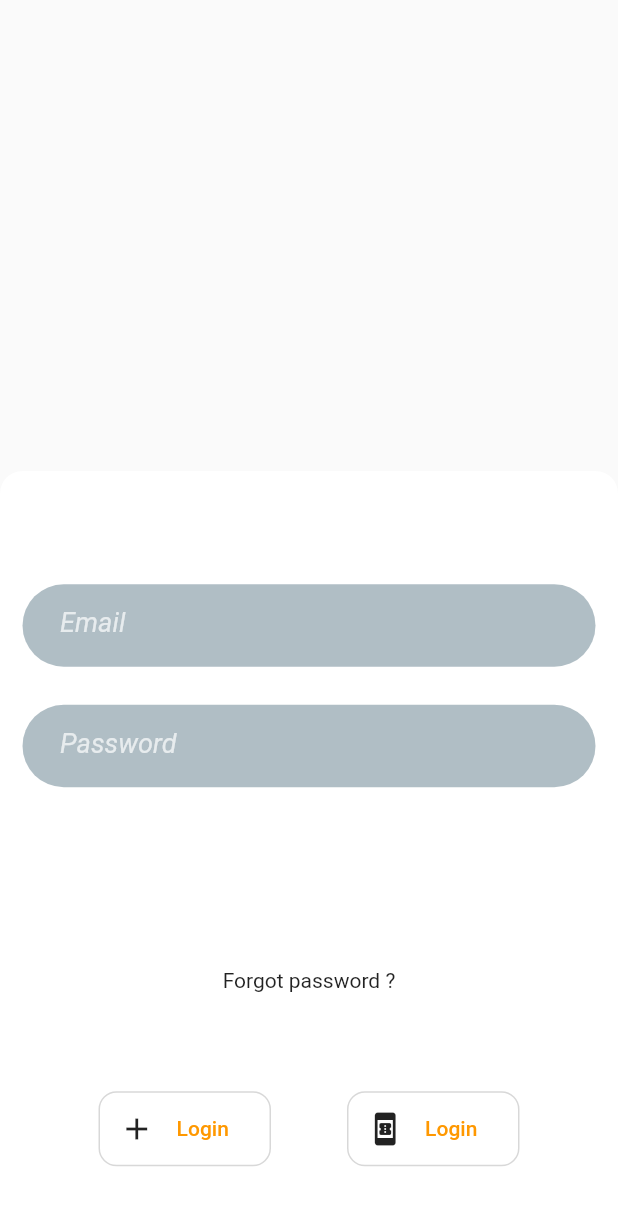
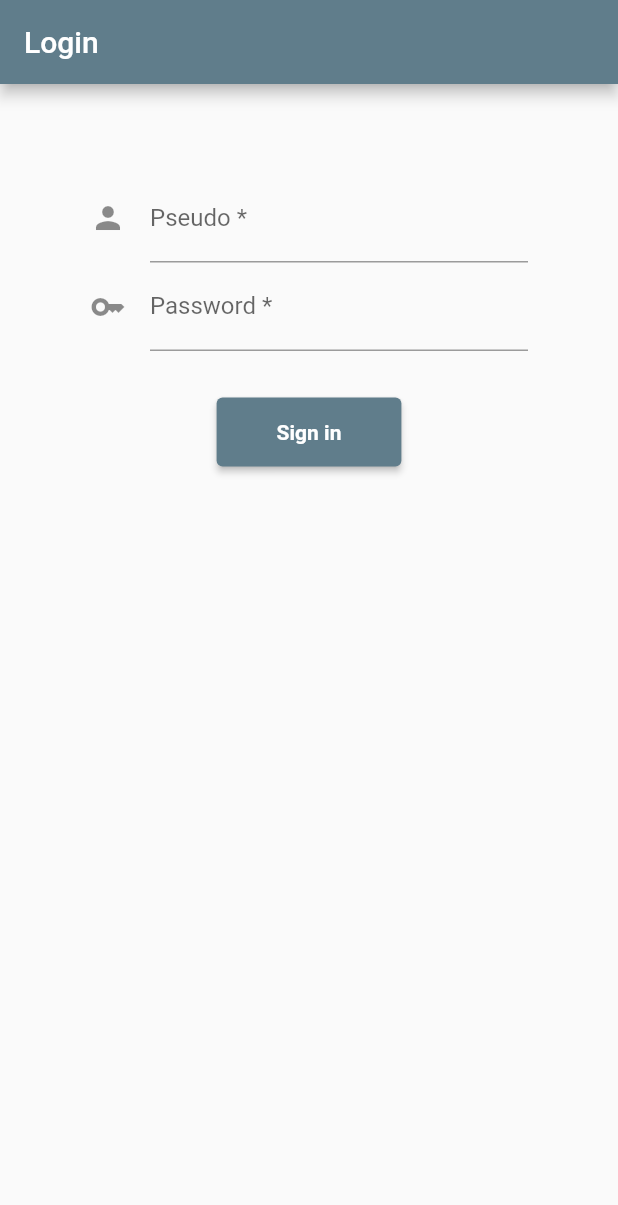
Before and after one commit to robinarmingaud/Secured-basic-app, a Flutter app: the screen it shows after launch, on a phone screen of 412 x 824 dp. Shown: the top 1205 px of the screen. Run offline on Flutter 3.47's test engine with Material 2 defaults, Android fonts, the phone set to English and light mode, and no system bars.

Commit message:
front : login page

```diff
--- a/app/lib/main.dart
+++ b/app/lib/main.dart
@@ -18,7 +18,7 @@ class MyApp extends StatelessWidget {
   @override
   Widget build(BuildContext context) {
     return MaterialApp(
-        title: 'Flutter Demo',
+      title: 'AppScale',
       theme: ThemeData(
         // This is the theme of your application.
         //
@@ -29,11 +29,11 @@ class MyApp extends StatelessWidget {
         // or simply save your changes to "hot reload" in a Flutter IDE).
         // Notice that the counter didn't reset back to zero; the application
         // is not restarted.
-          primarySwatch: Colors.orange,
+        primarySwatch: Colors.blueGrey,
       ),
       routes: {
-          LoginScreen.routeName: (context) => LoginScreen(),
-          DirectoryPage.routeName:(context) => const DirectoryPage(directory: [
+        LoginPage.routeName: (context) => LoginPage(),
+        DirectoryPage.routeName: (context) => const DirectoryPage(directory: [
               Profile(
                   "Brad",
                   "Pitt",
@@ -46,7 +46,7 @@ class MyApp extends StatelessWidget {
                   "George Timothy Clooney (born May 6, 1961) is an American actor and filmmaker. He is the recipient of numerous accolades, including a British Academy Film Award, four Golden Globe Awards, and two Academy Awards, one for his acting and the other as a producer."),
             ])
       },
-        home: LoginScreen(),
+      home: LoginPage(),
     );
   }
 }
--- a/app/lib/views/login_page.dart
+++ b/app/lib/views/login_page.dart
@@ -1,100 +1,70 @@
 import 'package:flutter/material.dart';
 
-class LoginScreen extends StatelessWidget {
+class LoginPage extends StatefulWidget {
+  static const routeName = '/login-page';
 
-  static const routeName = '/login-screen';
+  const LoginPage({Key? key}) : super(key: key);
 
-  final emailController = TextEditingController();
-  final passwordController = TextEditingController();
+  @override
+  State<LoginPage> createState() => _LoginPageState();
+}
 
-  Widget login(IconData icon) {
-    return Container(
-      height: 50,
-      width: 115,
-      decoration: BoxDecoration(
-        border: Border.all(color: Colors.grey.withOpacity(0.4), width: 1),
-        borderRadius: BorderRadius.circular(12),
-      ),
-      child: Row(
-        mainAxisAlignment: MainAxisAlignment.center,
-        children: [
-          Icon(icon, size: 24),
-          TextButton(onPressed: () {}, child: Text('Login')),
-        ],
-      ),
-    );
-  }
-
-  Widget userInput(TextEditingController userInput, String hintTitle, TextInputType keyboardType) {
-    return Container(
-      height: 55,
-      margin: EdgeInsets.only(bottom: 15),
-      decoration: BoxDecoration(color: Colors.blueGrey.shade200, borderRadius: BorderRadius.circular(30)),
-      child: Padding(
-        padding: const EdgeInsets.only(left: 25.0, top: 15, right: 25),
-        child: TextField(
-          controller: userInput,
-          autocorrect: false,
-          enableSuggestions: false,
-          autofocus: false,
-          decoration: InputDecoration.collapsed(
-            hintText: hintTitle,
-            hintStyle: TextStyle(fontSize: 18, color: Colors.white70, fontStyle: FontStyle.italic),
-          ),
-          keyboardType: keyboardType,
-        ),
-      ),
-    );
-  }
+class _LoginPageState extends State<LoginPage> {
+  final _formKey = GlobalKey<FormState>();
+  var rememberValue = false;
 
   @override
   Widget build(BuildContext context) {
     return Scaffold(
-      body: Container(
-        child: Column(
-          mainAxisAlignment: MainAxisAlignment.end,
-          children: [
-            Container(
-              height: 510,
-              width: double.infinity,
-              decoration: BoxDecoration(
-                color: Colors.white,
-                borderRadius: BorderRadius.only(topLeft: Radius.circular(15), topRight: Radius.circular(15)),
+      appBar: AppBar(title: const Text('Login')),
+      body: Padding(
+        padding: const EdgeInsets.all(60),
+        child: Center(
+          child: Form(
+            key: _formKey,
+            child: Column(children: [
+              TextFormField(
+                decoration: const InputDecoration(
+                  icon: Icon(Icons.person),
+                  labelText: 'Pseudo *',
+                ),
+                validator: (value) {
+                  if (value == null || value.isEmpty) {
+                    return 'Please enter some text';
+                  }
+                },
               ),
-              child: Padding(
-                padding: const EdgeInsets.all(15.0),
-                child: Column(
-                  mainAxisAlignment: MainAxisAlignment.spaceAround,
-                  crossAxisAlignment: CrossAxisAlignment.stretch,
-                  children: [
-                    SizedBox(height: 45),
-                    userInput(emailController, 'Email', TextInputType.emailAddress),
-                    userInput(passwordController, 'Password', TextInputType.visiblePassword),
-                    Container(
-                      height: 55,
-                      // for an exact replicate, remove the padding.
-                      // pour une réplique exact, enlever le padding.
-                      padding: const EdgeInsets.only(top: 5, left: 70, right: 70),
+              TextFormField(
+                decoration: const InputDecoration(
+                  icon: Icon(Icons.key),
+                  labelText: 'Password *',
+                ),
+                obscureText: true,
+                validator: (value) {
+                  if (value == null || value.isEmpty) {
+                    return 'Please enter some text';
+                  }
+                },
+              ),
+              Container(
+                margin: const EdgeInsets.only(top: 30.0),
+                child: ElevatedButton(
+                  onPressed: () {
+                    if (_formKey.currentState!.validate()) {}
+                  },
+                  style: ElevatedButton.styleFrom(
+                    padding: const EdgeInsets.fromLTRB(40, 15, 40, 15),
+                  ),
+                  child: const Text(
+                    'Sign in',
+                    style: TextStyle(
+                      fontWeight: FontWeight.bold,
                     ),
-                    SizedBox(height: 20),
-                    Center(child: Text('Forgot password ?'),),
-                    SizedBox(height: 20),
-                    Padding(
-                      padding: const EdgeInsets.only(top: 25.0),
-                      child: Row(
-                        mainAxisAlignment: MainAxisAlignment.spaceEvenly,
-                        children: [
-                          login(Icons.add),
-                          login(Icons.book_online),
-                        ],
-                      ),
-                    ),
-                    Divider(thickness: 0, color: Colors.white),
-                  ],
+                  ),
                 ),
               ),
-            ),
-          ],
+            ]),
+          ),
         ),
       ),
     );
```
Lines whose indentation alone changed are shown as unchanged.
